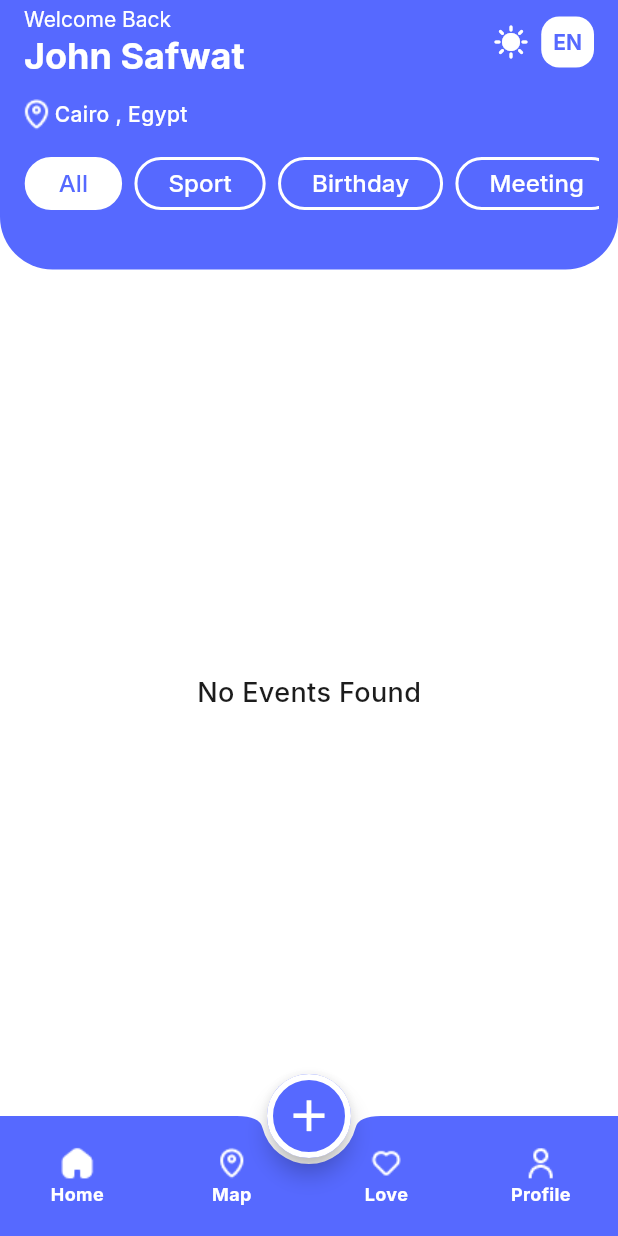
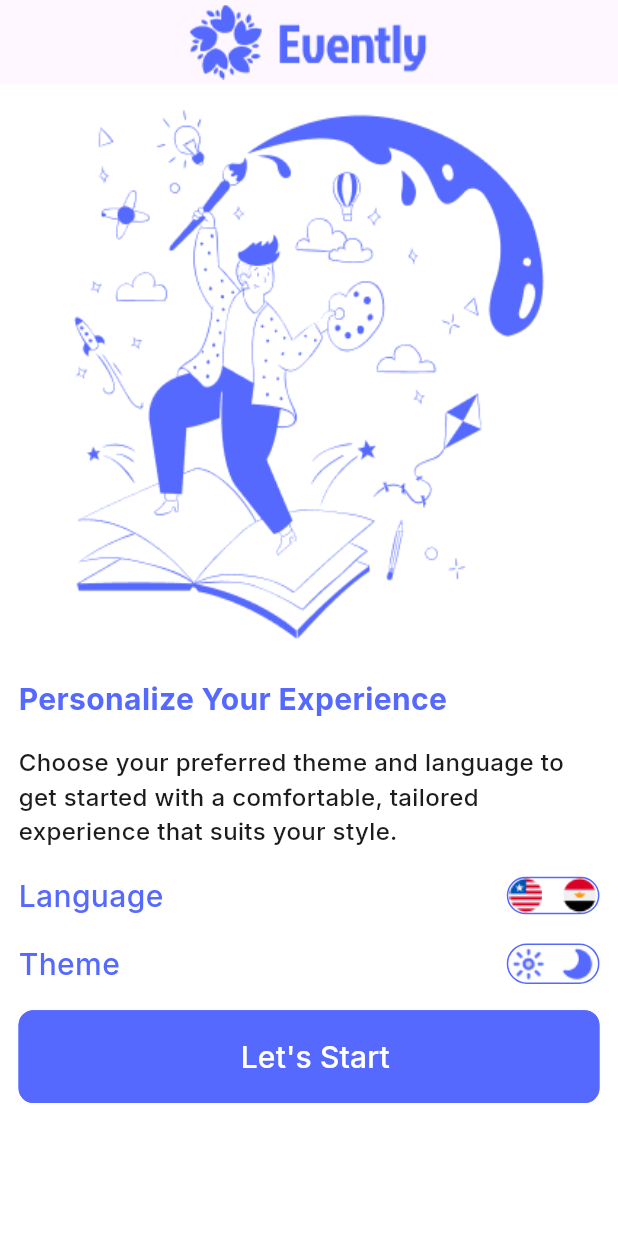
Before and after one commit to LojainHamza/eventPlanningApplication, a Flutter app: the screen it shows after launch, on a phone screen of 412 x 824 dp. Run offline on Flutter 3.47's test engine with Material 3 defaults, Android fonts, the phone set to English and light mode, and no system bars; our stand-ins replace cloud_firestore, firebase_core, google_fonts, smooth_page_indicator; accounts and stored records are empty; generated files the repository leaves out were written again.

Commit message:
introduction screen done.

```diff
--- a/lib/main.dart
+++ b/lib/main.dart
@@ -7,6 +7,8 @@ import 'package:event_planning_app/ui/auth/login/login_screen.dart';
 import 'package:event_planning_app/ui/auth/register/register_screen.dart';
 import 'package:event_planning_app/ui/home_screen/home_screen.dart';
 import 'package:event_planning_app/ui/home_screen/tabs/home/create_event/create_event_screen.dart';
+import 'package:event_planning_app/ui/onBoarding/onBoarding_view.dart';
+import 'package:event_planning_app/ui/onBoarding/start_screen.dart';
 import 'package:event_planning_app/utils/myAppThemes.dart';
 import 'package:flutter_gen/gen_l10n/app_localizations.dart';
 import 'package:flutter/material.dart';
@@ -43,8 +45,10 @@ class MyApp extends StatelessWidget {
       localizationsDelegates: AppLocalizations.localizationsDelegates,
       supportedLocales: AppLocalizations.supportedLocales,
       locale: Locale(languageProvider.appLanguage),
-      initialRoute: HomeScreen.routeName,
+      initialRoute: StartScreen.routeName,
       routes: {
+        StartScreen.routeName: (context) => StartScreen(),
+        OnboardingView.routeName: (context) => OnboardingView(),
         LoginScreen.routeName: (context) => LoginScreen(),
         RegisterScreen.routeName: (context) => RegisterScreen(),
         ForgetPassword.routeName: (context) => ForgetPassword(),
--- /dev/null
+++ b/lib/ui/onBoarding/onBoarding_items.dart
@@ -0,0 +1,23 @@
+import 'package:event_planning_app/ui/onBoarding/onBoarding_model.dart';
+import 'package:event_planning_app/utils/myAppStyles.dart';
+import 'package:event_planning_app/utils/myAssetsManager.dart';
+
+class OnBoardingItems{
+  List<OnBoardingModel> items = [
+    OnBoardingModel(
+        image: MyAssetsManager.onBoarding2,
+        title: 'Find Events That Inspire You',
+        description: 'Dive into a world of events crafted to fit your unique interests. Whether you\'re into live music, art workshops, professional networking, or simply discovering new experiences, we have something for everyone. Our curated recommendations will help you explore, connect, and make the most of every opportunity around you.',
+    ),
+    OnBoardingModel(
+        image: MyAssetsManager.onBoarding3,
+        title: 'Effortless Event Planning',
+        description: 'Take the hassle out of organizing events with our all-in-one planning tools. From setting up invites and managing RSVPs to scheduling reminders and coordinating details, we’ve got you covered. Plan with ease and focus on what matters – creating an unforgettable experience for you and your guests.',
+    ),
+    OnBoardingModel(
+        image: MyAssetsManager.onBoarding4,
+        title: 'Connect with Friends & Share Moments',
+        description: 'Make every event memorable by sharing the experience with others. Our platform lets you invite friends, keep everyone in the loop, and celebrate moments together. Capture and share the excitement with your network, so you can relive the highlights and cherish the memories.',
+    ),
+  ];
+}
--- /dev/null
+++ b/lib/ui/onBoarding/start_screen.dart
@@ -0,0 +1,50 @@
+import 'package:event_planning_app/ui/onBoarding/onBoarding_view.dart';
+import 'package:event_planning_app/utils/MyAppStyles.dart';
+import 'package:event_planning_app/utils/myAssetsManager.dart';
+import 'package:event_planning_app/widgets/custom_elevated_button.dart';
+import 'package:event_planning_app/widgets/language_or_theme.dart';
+import 'package:flutter/material.dart';
+import 'package:flutter_gen/gen_l10n/app_localizations.dart';
+
+class StartScreen extends StatelessWidget {
+  static const String routeName = 'startScreen';
+
+  @override
+  Widget build(BuildContext context) {
+    var height = MediaQuery.of(context).size.height;
+    var width = MediaQuery.of(context).size.width;
+    return Scaffold(
+      appBar: AppBar(
+        title: Image.asset(MyAssetsManager.eventTitleImage),
+        centerTitle: true,
+      ),
+      body: Padding(
+        padding: EdgeInsets.symmetric(
+          horizontal: width*0.03,
+            vertical: height*0.01
+        ),
+        child: SingleChildScrollView(
+          child: Column(
+            crossAxisAlignment: CrossAxisAlignment.start,
+            children: [
+              Center(child: Image.asset(MyAssetsManager.onBoarding1,height: height*0.45,width: width*0.85,fit: BoxFit.fill)),
+              SizedBox(height: height*0.02),
+              Text('Personalize Your Experience',style: MyAppStyles.bold20Primary),
+              SizedBox(height: height*0.02),
+              Text('Choose your preferred theme and language to get started with a comfortable, tailored experience that suits your style.',style: MyAppStyles.medium16Black),
+              SizedBox(height: height*0.02),
+              LanguageOrTheme(text: 'Language', firstImage: MyAssetsManager.usaFlag, secondImage: MyAssetsManager.egyptFlag),
+              SizedBox(height: height*0.02),
+              LanguageOrTheme(text: 'Theme', firstImage: MyAssetsManager.sunUnSelected, secondImage: MyAssetsManager.moonSelected),
+              SizedBox(height: height*0.02),
+              CustomElevatedButton(text: 'Let\'s Start',
+                  onButtonClicked: (){Navigator.of(context).pushReplacementNamed(OnboardingView.routeName);
+              })
+
+            ],
+          ),
+        ),
+      ),
+    );
+  }
+}
--- a/lib/utils/myAppThemes.dart
+++ b/lib/utils/myAppThemes.dart
@@ -5,6 +5,7 @@ import 'package:flutter/material.dart';
 class MyAppThemes{
   static final ThemeData lightTheme = ThemeData(
     primaryColor: MyAppColors.primaryLight,
+    scaffoldBackgroundColor: MyAppColors.whiteColor,
     bottomNavigationBarTheme: BottomNavigationBarThemeData(
       showUnselectedLabels: true,
       unselectedLabelStyle: MyAppStyles.bold12White,
@@ -20,11 +21,14 @@ class MyAppThemes{
         )
       ),
     ),
-    scaffoldBackgroundColor: MyAppColors.whiteColor
+    bottomSheetTheme: const BottomSheetThemeData(
+      backgroundColor: MyAppColors.transparentColor
+    )
   );
 
   static final ThemeData darkTheme = ThemeData(
     primaryColor: MyAppColors.primaryDark,
+    scaffoldBackgroundColor: MyAppColors.primaryDark,
     bottomNavigationBarTheme: BottomNavigationBarThemeData(
       showUnselectedLabels: true,
         unselectedLabelStyle: MyAppStyles.bold12White,
@@ -40,6 +44,8 @@ class MyAppThemes{
         )
       )
     ),
-    scaffoldBackgroundColor: MyAppColors.primaryDark
+    bottomSheetTheme: const BottomSheetThemeData(
+          backgroundColor: MyAppColors.transparentColor
+      )
   );
 }
--- a/lib/widgets/custom_text_field.dart
+++ b/lib/widgets/custom_text_field.dart
@@ -24,7 +24,7 @@ class CustomTextField extends StatelessWidget {
     return TextFormField(
       controller: controller,
       validator: validator,
-      maxLines: maxLines,
+      maxLines: maxLines?? 1,
       obscureText: obscureText,
       obscuringCharacter: '*',
       cursorColor: MyAppColors.blackColor,
--- /dev/null
+++ b/lib/widgets/language_or_theme.dart
@@ -0,0 +1,41 @@
+import 'package:event_planning_app/utils/MyAppColors.dart';
+import 'package:event_planning_app/utils/MyAppStyles.dart';
+import 'package:event_planning_app/utils/myAssetsManager.dart';
+import 'package:flutter/material.dart';
+
+class LanguageOrTheme extends StatelessWidget {
+  String text;
+  String firstImage;
+  String secondImage;
+  LanguageOrTheme({required this.text,required this.firstImage,required this.secondImage});
+
+  @override
+  Widget build(BuildContext context) {
+    var width = MediaQuery.of(context).size.width;
+    return Row(
+      children: [
+        Expanded(child: Text(text,style: MyAppStyles.medium20Primary)),
+        Container(
+          width: width*0.15,
+          padding: EdgeInsets.symmetric(
+              horizontal: width*0.002
+          ),
+          decoration: BoxDecoration(
+              color: MyAppColors.transparentColor,
+              borderRadius: BorderRadius.circular(50),
+              border: Border.all(
+                  color: MyAppColors.primaryLight
+              )
+          ),
+          child: Row(
+            mainAxisAlignment: MainAxisAlignment.spaceBetween,
+            children: [
+              Image.asset(firstImage),
+              Image.asset(secondImage)
+            ],
+          ),
+        ),
+      ],
+    );
+  }
+}
--- a/pubspec.yaml
+++ b/pubspec.yaml
@@ -43,6 +43,7 @@ dependencies:
   provider: ^6.1.2
   firebase_core: ^3.9.0
   cloud_firestore: ^5.6.0
+  smooth_page_indicator: ^1.2.0+3
 
 dev_dependencies:
   flutter_test:
```
Also changed, not shown: lib/ui/onBoarding/onBoarding_model.dart (added, +7 -0 lines), lib/ui/onBoarding/onBoarding_view.dart (added, +155 -0 lines), pubspec.lock.
